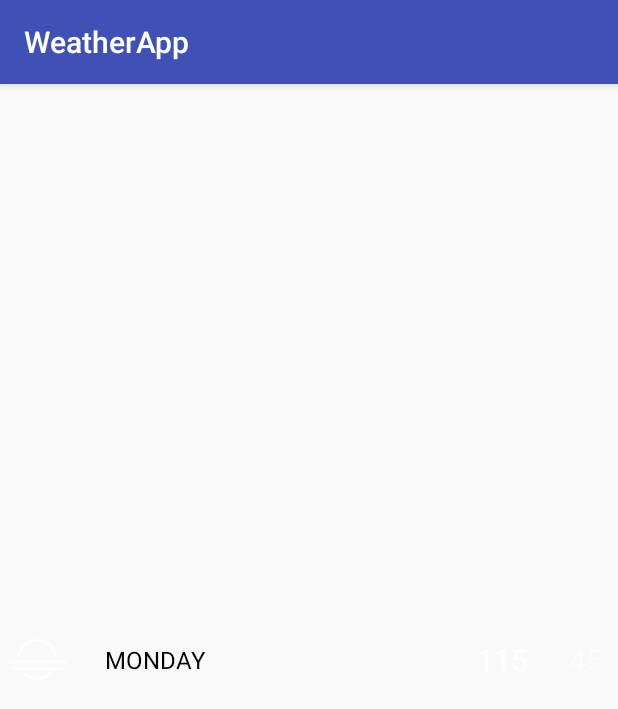
After one commit to parnyukt/WeatherApp, an Android app: the DetailsActivity screen opened directly, with no data from a screen before it, on a phone screen of 412 x 824 dp. The commit adds this screen. Shown: the top 709 px of the screen. Run offline under Robolectric (Android 15) with nearby library versions, the phone set to English and light mode, and no system bars; our stand-ins replace data binding.

Commit message:
Implement UI and bind data into Main screen. Choose city logic.

```diff
--- a/app/src/main/AndroidManifest.xml
+++ b/app/src/main/AndroidManifest.xml
@@ -12,13 +12,14 @@
         android:roundIcon="@mipmap/ic_launcher_round"
         android:supportsRtl="true"
         android:theme="@style/AppTheme">
-        <activity android:name=".MainActivity">
+        <activity android:name=".view.MainActivity">
             <intent-filter>
                 <action android:name="android.intent.action.MAIN" />
 
                 <category android:name="android.intent.category.LAUNCHER" />
             </intent-filter>
         </activity>
+        <activity android:name=".view.DetailsActivity"></activity>
     </application>
 
 </manifest>
--- a/app/src/main/java/com/tania/weatherapp/di/AppComponent.java
+++ b/app/src/main/java/com/tania/weatherapp/di/AppComponent.java
@@ -1,6 +1,6 @@
 package com.tania.weatherapp.di;
 
-import com.tania.weatherapp.MainActivity;
+import com.tania.weatherapp.view.MainActivity;
 
 import javax.inject.Singleton;
 
--- /dev/null
+++ b/app/src/main/java/com/tania/weatherapp/view/DetailsActivity.java
@@ -0,0 +1,28 @@
+package com.tania.weatherapp.view;
+
+import android.content.Context;
+import android.content.Intent;
+import android.os.Bundle;
+import android.support.v7.app.AppCompatActivity;
+
+import com.tania.weatherapp.R;
+import com.tania.weatherapp.api.dto.Forecast;
+
+public class DetailsActivity extends AppCompatActivity {
+
+    public static final String ARG_FORECAST = "forecast";
+
+    public static void start(Context context, Forecast forecast) {
+        if (context != null && forecast != null) {
+            Intent intent = new Intent(context, DetailsActivity.class);
+            intent.putExtra(ARG_FORECAST, forecast);
+            context.startActivity(intent);
+        }
+    }
+
+    @Override
+    protected void onCreate(Bundle savedInstanceState) {
+        super.onCreate(savedInstanceState);
+        setContentView(R.layout.activity_details);
+    }
+}
--- /dev/null
+++ b/app/src/main/res/layout/activity_details.xml
@@ -0,0 +1,19 @@
+<?xml version="1.0" encoding="utf-8"?>
+<layout xmlns:android="http://schemas.android.com/apk/res/android">
+
+    <data>
+
+        <variable
+            name="forecast"
+            type="com.tania.weatherapp.api.dto.ForecastDay" />
+    </data>
+
+    <LinearLayout
+        android:layout_width="match_parent"
+        android:layout_height="match_parent"
+        android:orientation="vertical">
+
+        <include layout="@layout/view_forecast_item" />
+
+    </LinearLayout>
+</layout>
--- /dev/null
+++ b/app/src/main/res/layout/view_forecast_item.xml
@@ -0,0 +1,61 @@
+<?xml version="1.0" encoding="utf-8"?>
+<RelativeLayout xmlns:android="http://schemas.android.com/apk/res/android"
+    android:layout_width="match_parent"
+    android:layout_height="wrap_content">
+
+    <View
+        android:layout_width="match_parent"
+        android:layout_height="1dp"
+        android:background="@color/white_20" />
+
+    <ImageView
+        android:id="@+id/forecast_icon"
+        android:layout_width="wrap_content"
+        android:layout_height="wrap_content"
+        android:layout_centerVertical="true"
+        android:src="@drawable/ic_hero_small_fog" />
+
+    <TextView
+        android:id="@+id/forecast_weekday"
+        style="@style/TextSubtitleSmall"
+        android:layout_width="wrap_content"
+        android:layout_height="60dp"
+        android:layout_centerVertical="true"
+        android:layout_marginLeft="20dp"
+        android:layout_marginStart="20dp"
+        android:layout_toEndOf="@+id/forecast_icon"
+        android:layout_toRightOf="@+id/forecast_icon"
+        android:gravity="center_vertical"
+        android:text="MONDAY"
+        android:textAllCaps="true"
+        android:textSize="16sp" />
+
+    <LinearLayout
+        android:layout_width="100dp"
+        android:layout_height="match_parent"
+        android:layout_alignParentRight="true"
+        android:layout_centerVertical="true"
+        android:layout_marginRight="10dp"
+        android:gravity="center_vertical">
+
+        <TextView
+            android:id="@+id/forecast_temp_hight"
+            style="@style/TextSubtitle"
+            android:layout_width="50dp"
+            android:layout_height="wrap_content"
+            android:gravity="right"
+            android:text="115"
+            android:textColor="@android:color/white"
+            android:textSize="20sp" />
+
+        <TextView
+            android:id="@+id/forecast_temp_low"
+            style="@style/TextSubtitle"
+            android:layout_width="50dp"
+            android:layout_height="wrap_content"
+            android:gravity="right"
+            android:text="45"
+            android:textColor="@color/white_50"
+            android:textSize="20sp" />
+    </LinearLayout>
+</RelativeLayout>
--- a/app/src/main/res/values/styles.xml
+++ b/app/src/main/res/values/styles.xml
@@ -8,4 +8,16 @@
         <item name="colorAccent">@color/colorAccent</item>
     </style>
 
+    <style name="TextTitle" parent="@android:style/TextAppearance.Large">
+        <item name="android:textColor">@color/text_color</item>
+    </style>
+
+    <style name="TextSubtitle" parent="@android:style/TextAppearance.Medium">
+        <item name="android:textColor">@color/text_color</item>
+    </style>
+
+    <style name="TextSubtitleSmall" parent="@android:style/TextAppearance.Small">
+        <item name="android:textColor">@color/text_color</item>
+    </style>
+
 </resources>
```
Also changed, not shown: app/build.gradle (+8 -4 lines), app/src/main/java/com/tania/weatherapp/MainActivity.java (deleted, +0 -48 lines), app/src/main/java/com/tania/weatherapp/api/dto/Forecast.java (+13 -4 lines), app/src/main/java/com/tania/weatherapp/api/dto/ForecastDay.java (+20 -18 lines), app/src/main/java/com/tania/weatherapp/view/MainActivity.java (added, +90 -0 lines), app/src/main/res/layout/activity_main.xml (+25 -20 lines), app/src/main/res/layout/view_forecast_today.xml (added, +78 -0 lines), app/src/main/res/values/colors.xml (+24 -0 lines), app/src/main/res/drawable/ic_hero_small_fog.png (added).
